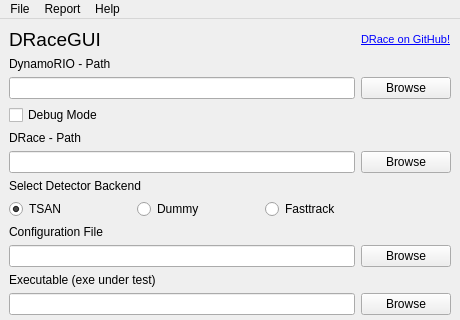
Old version of the form tools/DRaceGUI/qt/draceGUI.ui in the repository fmoessbauer/drace; both pictures show x 0 to 460 and y 0 to 320 of the 460 by 630 pixel window.
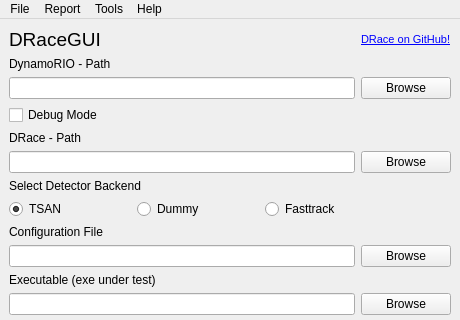
New version of the form.

Commit message: feat: add option to create file extension for config file to be associated with DraceGUI app

The edit to the form file:
```diff
--- a/tools/DRaceGUI/qt/draceGUI.ui
+++ b/tools/DRaceGUI/qt/draceGUI.ui
@@ -260,8 +260,15 @@
     <addaction name="actionHelp"/>
     <addaction name="actionAbout"/>
    </widget>
+   <widget class="QMenu" name="menuTools">
+    <property name="title">
+     <string>Tools</string>
+    </property>
+    <addaction name="actionOptions"/>
+   </widget>
    <addaction name="menuDRace"/>
    <addaction name="menuReport"/>
+   <addaction name="menuTools"/>
    <addaction name="menuHelp"/>
   </widget>
   <widget class="QStatusBar" name="statusbar"/>
```
Left out of the diff: 5 changed lines with no effect on the pictures. The commit also changes 9 other files.
